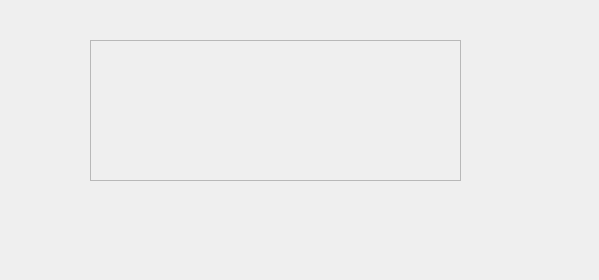
cabumtz/censocathdesktop, file gui_design/wzrdPgDatosFamilia.ui: the form before one commit.
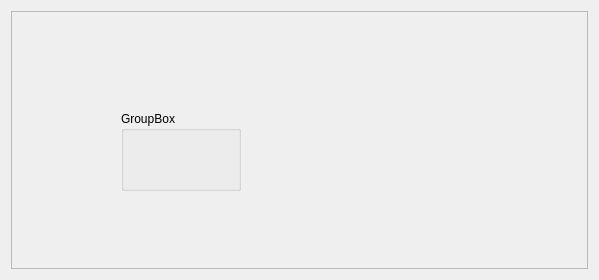
The form after the commit.

```diff
--- a/gui_design/wzrdPgDatosFamilia.ui
+++ b/gui_design/wzrdPgDatosFamilia.ui
@@ -13,22 +13,34 @@
   <property name="windowTitle">
    <string>WizardPage</string>
   </property>
+  <property name="title">
+   <string>Datos de Familia</string>
+  </property>
+  <layout class="QHBoxLayout" name="horizontalLayout">
+   <item>
   <widget class="QFrame" name="frame">
-   <property name="geometry">
-    <rect>
-     <x>90</x>
-     <y>40</y>
-     <width>371</width>
-     <height>141</height>
-    </rect>
-   </property>
    <property name="frameShape">
     <enum>QFrame::StyledPanel</enum>
    </property>
    <property name="frameShadow">
     <enum>QFrame::Raised</enum>
    </property>
-  </widget>
+     <widget class="QGroupBox" name="groupBox">
+      <property name="geometry">
+       <rect>
+        <x>110</x>
+        <y>100</y>
+        <width>120</width>
+        <height>80</height>
+       </rect>
+      </property>
+      <property name="title">
+       <string>GroupBox</string>
+      </property>
+     </widget>
+    </widget>
+   </item>
+  </layout>
  </widget>
  <resources/>
  <connections/>
```
Left out of the diff: 4 changed lines with no effect on the pictures. Lines whose indentation alone changed are shown as unchanged.
